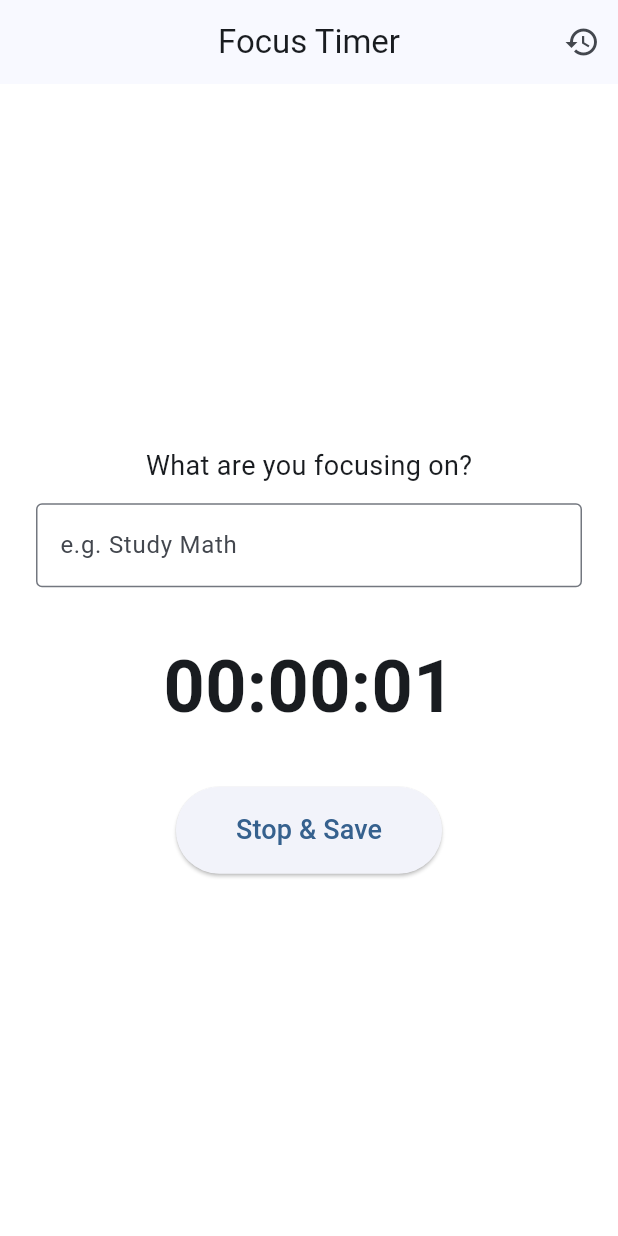
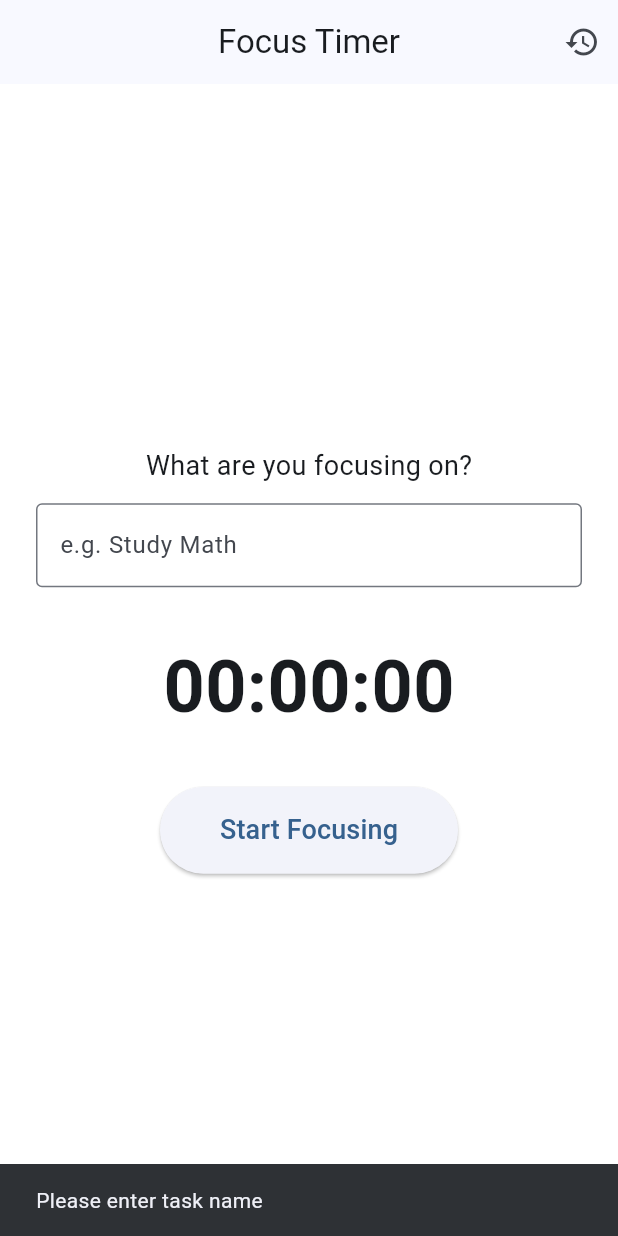
Before and after one commit to krishnakireeti-2k7/focus_tracker-, a Flutter app: the screen it shows after launch, after a tap on "Start Focusing", on a phone screen of 412 x 824 dp. Run offline on Flutter 3.47's test engine with Material 3 defaults, Android fonts, the phone set to English and light mode, and no system bars; our stand-ins replace flutter_riverpod, shared_preferences.

Commit message:
session saving

```diff
--- a/lib/screens/focus_screen.dart
+++ b/lib/screens/focus_screen.dart
@@ -1,6 +1,8 @@
 import 'package:flutter/material.dart';
 import 'package:flutter_riverpod/flutter_riverpod.dart';
+import 'package:focus_tracker/providers/session_provider.dart';
 import 'package:focus_tracker/providers/time_provider.dart';
+import '../models/focus_session.dart';
 
 class FocusScreen extends ConsumerStatefulWidget {
   const FocusScreen({super.key});
@@ -49,15 +51,34 @@ class _FocusScreenState extends ConsumerState<FocusScreen> {
             const SizedBox(height: 32),
             ElevatedButton(
               onPressed: () {
-                setState(() {
-                  _isFocusing = !_isFocusing;
-                });
+                final timer = ref.read(focusTimerProvider.notifier);
+                final elapsed = ref.read(focusTimerProvider);
+                final taskName = _taskController.text.trim();
+                if (!_isFocusing) {
+                  if (taskName.isEmpty) {
+                    ScaffoldMessenger.of(context).showSnackBar(
+                      SnackBar(content: Text("Please enter task name")),
+                    );
+                    return;
+                  }
+                  setState(() => _isFocusing = true);
+                  timer.start;
+                } else {
+                  timer.stop;
+                  final session = FocusSession(
+                    task: taskName,
+                    seconds: elapsed.inSeconds,
+                    timestamps: DateTime.now(),
+                  );
 
-                final timer = ref.read(focusTimerProvider.notifier);
-                if (_isFocusing) {
-                  timer.start();
-                } else {
-                  timer.stop();
+                  ref.read(sessionListProvider.notifier).addSession(session);
+                  ref.read(focusTimerProvider.notifier).reset();
+                  _taskController.clear();
+
+                  setState(() => _isFocusing = false);
+                  ScaffoldMessenger.of(context).showSnackBar(
+                    SnackBar(content: Text("Focus session saved")),
+                  );
                 }
               },
               style: ElevatedButton.styleFrom(
```
Also changed, not shown: lib/providers/session_provider.dart (+31 -0 lines).
